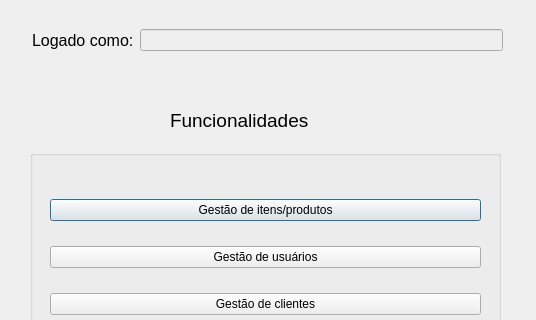
The window that src/ui/dashboard.ui (gustavopresoti/ControleDeComandas) describes before a commit, drawn with Qt 5; both pictures show x 0 to 536 and y 0 to 320 of the 536 by 535 pixel window.
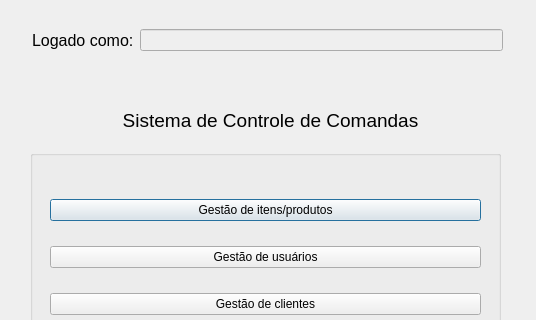
The same window after the commit.

```diff
--- a/src/ui/dashboard.ui
+++ b/src/ui/dashboard.ui
@@ -16,9 +16,9 @@
   <widget class="QLabel" name="label_Title">
    <property name="geometry">
     <rect>
-     <x>170</x>
+     <x>40</x>
      <y>110</y>
-     <width>161</width>
+     <width>461</width>
      <height>21</height>
     </rect>
    </property>
@@ -28,7 +28,10 @@
     </font>
    </property>
    <property name="text">
-    <string>Funcionalidades</string>
+    <string>Sistema de Controle de Comandas</string>
+   </property>
+   <property name="alignment">
+    <set>Qt::AlignCenter</set>
    </property>
   </widget>
   <widget class="QGroupBox" name="groupBox">
```
Left out of the diff: 12 changed lines with no effect on the pictures.
